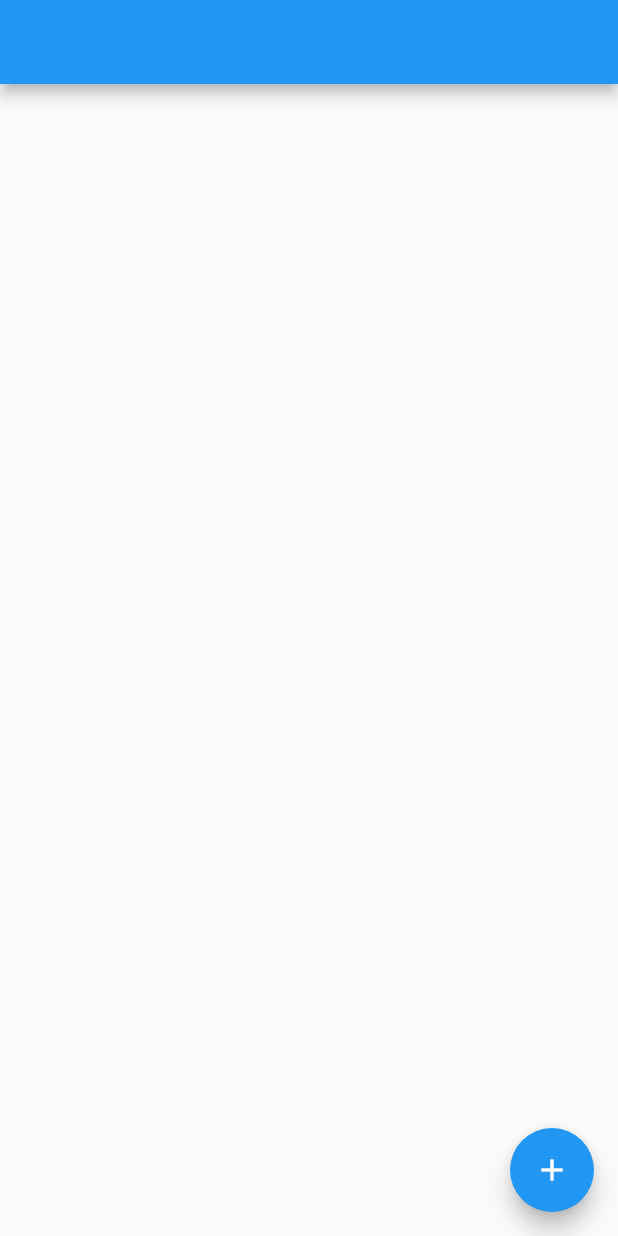
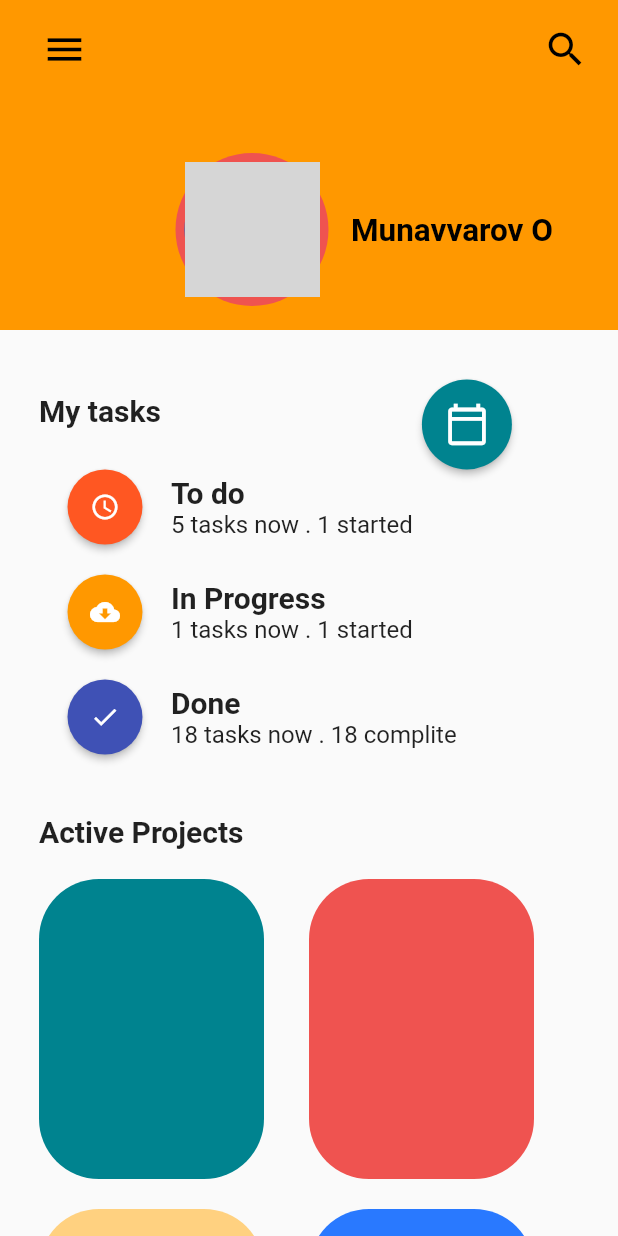
Before and after one commit to ZayniddinMamarasulov/movie-app, a Flutter app: the screen it shows after launch, on a phone screen of 412 x 824 dp. Run offline on Flutter 3.47's test engine with Material 2 defaults, Android fonts, the phone set to English and light mode, and no system bars; our stand-ins replace cloud_firestore, firebase_core, firebase_storage, image_picker; accounts and stored records are empty; grey boxes are pictures that could not be loaded.

```diff
--- a/lib/main.dart
+++ b/lib/main.dart
@@ -1,5 +1,6 @@
 import 'package:flutter/material.dart';
 import 'package:movie_app/view/home_page.dart';
+import 'package:movie_app/view/homework.dart';
 import 'package:movie_app/view/second_page.dart';
 import 'package:movie_app/view_model/movies_list_vm.dart';
 import 'package:provider/provider.dart';
@@ -22,7 +23,7 @@ class MyApp extends StatelessWidget {
         ChangeNotifierProvider.value(value: MoviesListViewModel()),
       ],
       child: MaterialApp(
-        home: SecondPage(),
+        home: Homework(),
       ),
     );
   }
--- /dev/null
+++ b/lib/view/homework.dart
@@ -0,0 +1,266 @@
+import 'package:flutter/material.dart';
+
+class Homework extends StatefulWidget {
+  const Homework({Key? key}) : super(key: key);
+
+  @override
+  _HomeworkState createState() => _HomeworkState();
+}
+
+class _HomeworkState extends State<Homework> {
+  @override
+  Widget build(BuildContext context) {
+    return Scaffold(
+      body: CustomScrollView(
+        slivers: [
+          SliverAppBar(
+            expandedHeight: 220,
+            backgroundColor: Colors.orange,
+            leading: Padding(
+                padding: EdgeInsets.only(top: 10, left: 20),
+                child: IconButton(
+                  icon: Icon(Icons.menu_sharp),
+                  color: Colors.black,
+                  iconSize: 30,
+                  onPressed: () {},
+                )),
+            actions: [
+              Padding(
+                  padding: EdgeInsets.only(top: 10, right: 20),
+                  child: Icon(
+                    Icons.search,
+                    color: Colors.black,
+                    size: 30,
+                  )),
+            ],
+            flexibleSpace: FlexibleSpaceBar(
+                title: Row(
+              children: [
+                SizedBox(
+                  width: 30,
+                ),
+                CircleAvatar(
+                  backgroundColor: Color(0xFFEF5350),
+                  radius: 34,
+                  child: CircleAvatar(
+                    radius: 30,
+                    backgroundImage: AssetImage('images/rasm.jpeg'),
+                  ),
+                ),
+                SizedBox(
+                  width: 10,
+                ),
+                Text(
+                  'Munavvarov O',
+                  style: TextStyle(
+                      fontSize: 14,
+                      color: Colors.black,
+                      fontWeight: FontWeight.bold),
+                ),
+              ],
+            )),
+          ),
+          SliverList(
+            delegate: SliverChildBuilderDelegate(
+              (context, index) => ListTile(
+                title: Padding(
+                  padding: EdgeInsets.all(10),
+                  child: Column(
+                    children: [
+                      //SizedBox(width: 20,height: 20,),
+                      Row(
+                        children: [
+                          Text(
+                            'My tasks',
+                            style: TextStyle(
+                                fontSize: 20, fontWeight: FontWeight.bold),
+                          ),
+                          SizedBox(
+                            width: 160,
+                          ),
+                          Column(
+                            children: [
+                              Text(''),
+                              RawMaterialButton(
+                                onPressed: () {},
+                                elevation: 2.0,
+                                fillColor: Color(0xFF00838F),
+                                child: Icon(
+                                  Icons.calendar_today_outlined,
+                                  color: Colors.white,
+                                  size: 30.0,
+                                ),
+                                padding: EdgeInsets.all(15.0),
+                                shape: CircleBorder(),
+                              )
+                            ],
+                          )
+                        ],
+                      ),
+                      Row(
+                        children: [
+                          RawMaterialButton(
+                            onPressed: () {},
+                            elevation: 2.0,
+                            fillColor: Colors.deepOrange,
+                            child: Icon(
+                              Icons.watch_later_outlined,
+                              color: Colors.white,
+                              size: 20.0,
+                            ),
+                            padding: EdgeInsets.all(15.0),
+                            shape: CircleBorder(),
+                          ),
+                          Column(
+                            crossAxisAlignment: CrossAxisAlignment.start,
+                            children: [
+                              Text(
+                                'To do',
+                                style: TextStyle(
+                                    fontWeight: FontWeight.bold, fontSize: 20),
+                              ),
+                              Text("5 tasks now . 1 started")
+                            ],
+                          )
+                        ],
+                      ),
+                      SizedBox(
+                        height: 20,
+                      ),
+                      Row(
+                        children: [
+                          RawMaterialButton(
+                            onPressed: () {},
+                            elevation: 2.0,
+                            fillColor: Colors.orange,
+                            child: Icon(
+                              Icons.cloud_download,
+                              color: Colors.white,
+                              size: 20.0,
+                            ),
+                            padding: EdgeInsets.all(15.0),
+                            shape: CircleBorder(),
+                          ),
+                          Column(
+                            crossAxisAlignment: CrossAxisAlignment.start,
+                            children: [
+                              Text(
+                                'In Progress',
+                                style: TextStyle(
+                                    fontWeight: FontWeight.bold, fontSize: 20),
+                              ),
+                              Text("1 tasks now . 1 started")
+                            ],
+                          )
+                        ],
+                      ),
+                      SizedBox(
+                        height: 20,
+                      ),
+                      Row(
+                        mainAxisAlignment: MainAxisAlignment.start,
+                        children: [
+                          RawMaterialButton(
+                            onPressed: () {},
+                            elevation: 2.0,
+                            fillColor: Colors.indigo,
+                            child: Icon(
+                              Icons.done,
+                              color: Colors.white,
+                              size: 20.0,
+                            ),
+                            padding: EdgeInsets.all(15.0),
+                            shape: CircleBorder(),
+                          ),
+                          Column(
+                            crossAxisAlignment: CrossAxisAlignment.start,
+                            children: [
+                              Text(
+                                'Done',
+                                style: TextStyle(
+                                    fontWeight: FontWeight.bold, fontSize: 20),
+                              ),
+                              Text("18 tasks now . 18 complite")
+                            ],
+                          )
+                        ],
+                      ),
+                      SizedBox(
+                        height: 40,
+                      ),
+                      Row(
+                        mainAxisAlignment: MainAxisAlignment.start,
+                        children: [
+                          Text(
+                            'Active Projects',
+                            style: TextStyle(
+                                fontSize: 20, fontWeight: FontWeight.bold),
+                          ),
+                        ],
+                      ),
+                      SizedBox(
+                        height: 20,
+                      ),
+                      Row(
+                        children: [
+                          Container(
+                            width: 150,
+                            height: 200,
+                            decoration: BoxDecoration(
+                              color: Color(0xFF00838F),
+                              borderRadius:
+                                  BorderRadius.all(Radius.circular(40)),
+                            ),
+                          ),
+                          SizedBox(
+                            width: 30,
+                          ),
+                          Container(
+                            width: 150,
+                            height: 200,
+                            decoration: BoxDecoration(
+                                color: Color(0xFFEF5350),
+                                borderRadius:
+                                    BorderRadius.all(Radius.circular(40))),
+                          )
+                        ],
+                      ),
+                      SizedBox(
+                        height: 20,
+                      ),
+                      Row(
+                        children: [
+                          Container(
+                            width: 150,
+                            height: 200,
+                            decoration: BoxDecoration(
+                              color: Color(0xFFFFD180),
+                              borderRadius:
+                                  BorderRadius.all(Radius.circular(40)),
+                            ),
+                          ),
+                          SizedBox(
+                            width: 30,
+                          ),
+                          Container(
+                            width: 150,
+                            height: 200,
+                            decoration: BoxDecoration(
+                                color: Color(0xFF2979FF),
+                                borderRadius:
+                                    BorderRadius.all(Radius.circular(40))),
+                          )
+                        ],
+                      )
+                    ],
+                  ),
+                ),
+              ),
+              childCount: 1,
+            ),
+          )
+        ],
+      ),
+    );
+  }
+}
--- a/lib/view/input_page.dart
+++ b/lib/view/input_page.dart
@@ -15,7 +15,6 @@ class InputPage extends StatefulWidget {
 class _InputPageState extends State<InputPage> {
   final formKey = GlobalKey<FormState>();
   final _picker = ImagePicker();
-  File _selectedImage = File('');
 
   String name = "";
   String genre = "";
@@ -157,6 +156,7 @@ class _InputPageState extends State<InputPage> {
     setState(() {
       _isLoading = true;
     });
+
     var firebaseStorageRef = FirebaseStorage.instance
         .ref()
         .child('movie_images')
@@ -186,6 +186,8 @@ class _InputPageState extends State<InputPage> {
     }
   }
 
+  File _selectedImage = File('');
+
   Future getImage() async {
     final pickedFile = await _picker.getImage(source: ImageSource.gallery);
 
```
Also changed, not shown: 1 other file.
